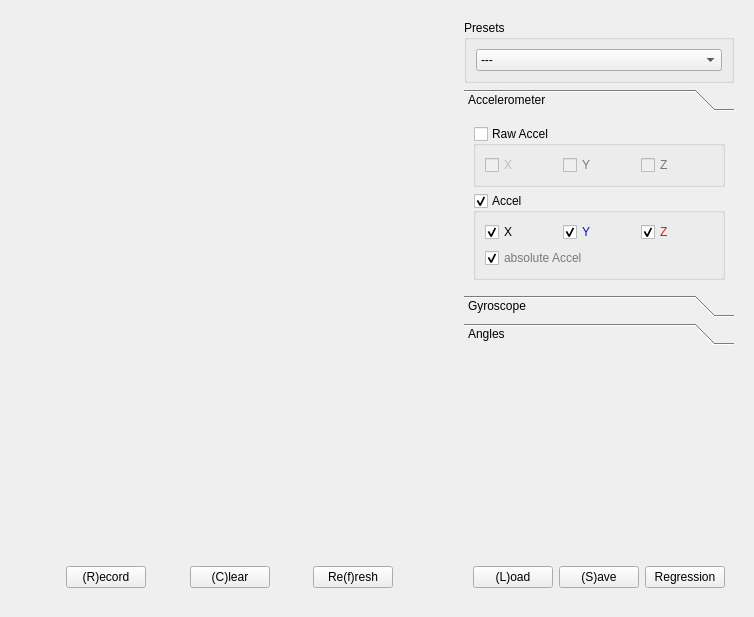
Qt form tinyos-2.x/trunk/support/cpp/TestShimmer/src/DataWidget.ui (baharev/szte-wsn-code) before a commit.
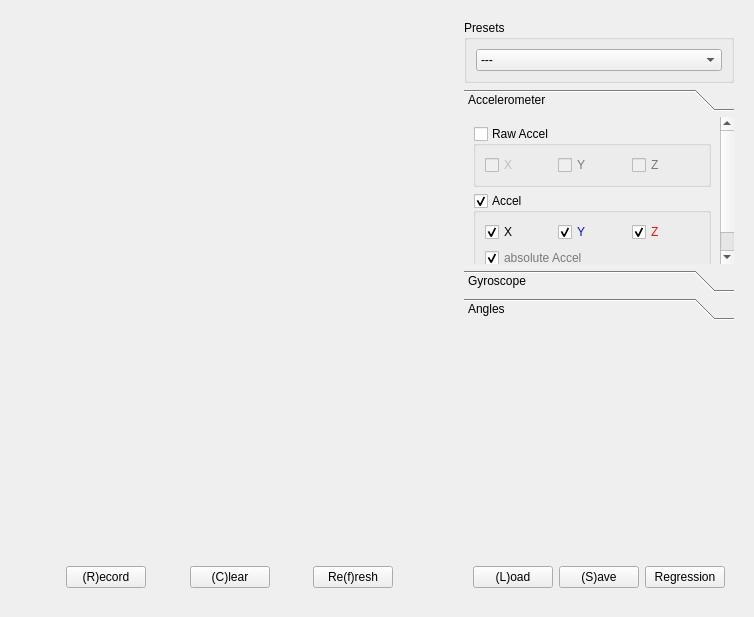
The same form after that commit. The open tabs and pages were chosen to show the change. Custom widgets are drawn as their Qt base class.

Diff of the .ui file:
```diff
--- a/tinyos-2.x/trunk/support/cpp/TestShimmer/src/DataWidget.ui
+++ b/tinyos-2.x/trunk/support/cpp/TestShimmer/src/DataWidget.ui
@@ -120,7 +120,7 @@
     </layout>
    </item>
    <item>
-    <layout class="QVBoxLayout" name="menuLayout" stretch="0,0,0,0">
+    <layout class="QVBoxLayout" name="menuLayout" stretch="0,1,1,0">
      <property name="margin">
       <number>9</number>
      </property>
@@ -185,8 +185,8 @@
          <rect>
           <x>0</x>
           <y>0</y>
-          <width>139</width>
-          <height>151</height>
+          <width>255</width>
+          <height>154</height>
          </rect>
         </property>
         <attribute name="label">
```
Left out of the diff: 8 changed lines with no effect on the pictures.
